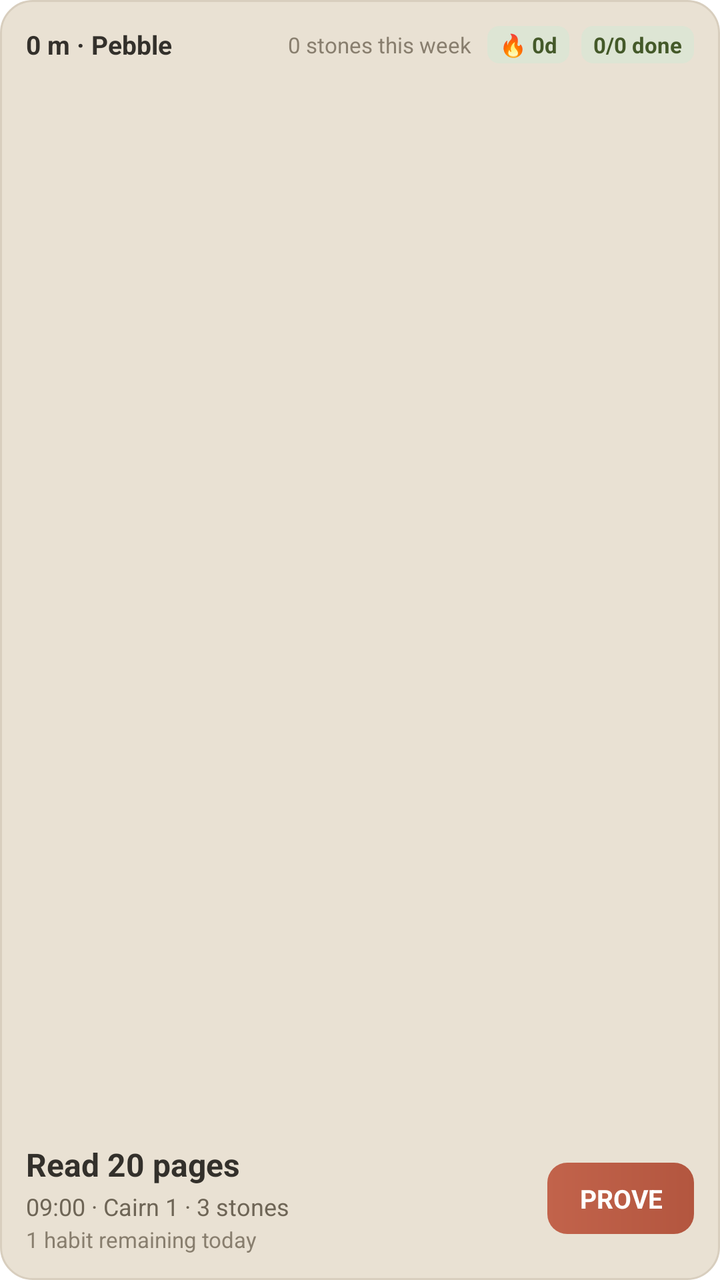
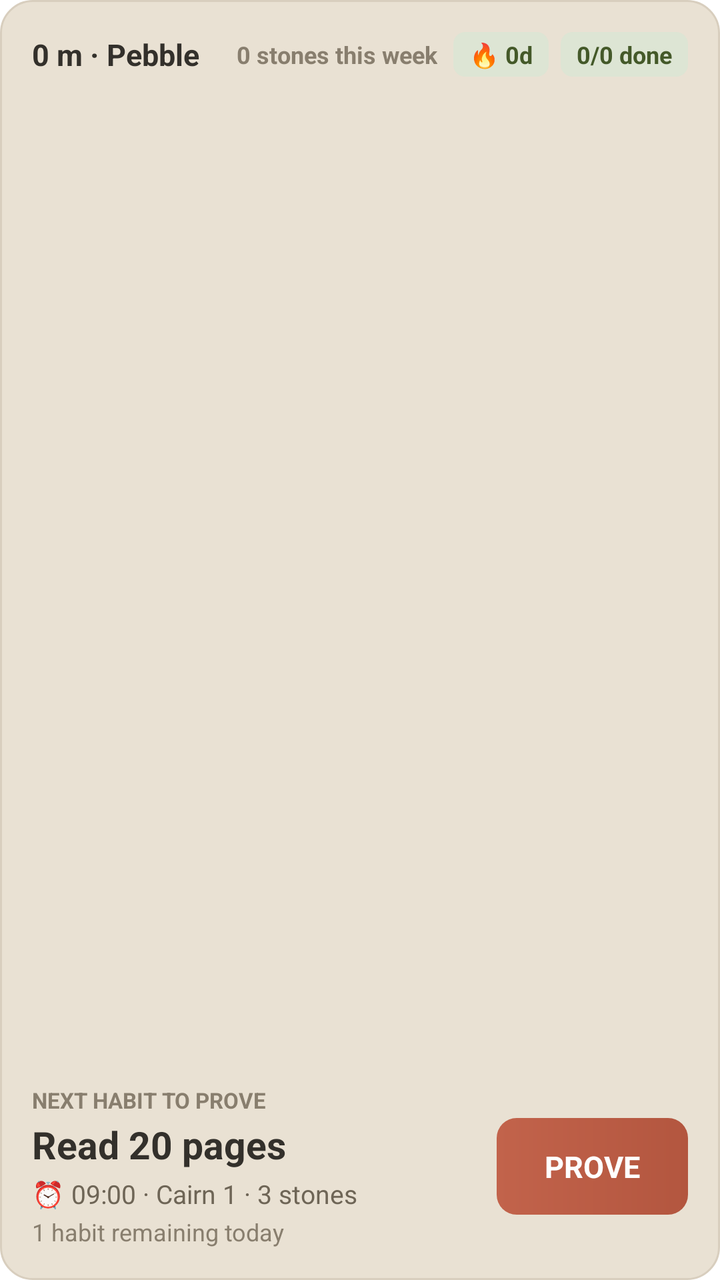

Screens rendered from an Android XML layout before and after an edit, with the pre-edit source and the edit as a unified diff.
<!-- AndroidManifest.xml: fallback theme Theme.MaterialComponents.DayNight.NoActionBar -->
<!-- res/layout/cairn_next_habit_widget.xml -->
<?xml version="1.0" encoding="utf-8"?>
<LinearLayout xmlns:android="http://schemas.android.com/apk/res/android"
    android:id="@+id/widget_next_root"
    android:layout_width="match_parent"
    android:layout_height="match_parent"
    android:background="@drawable/widget_card_background"
    android:orientation="vertical"
    android:padding="13dp">

    
    <LinearLayout
        android:layout_width="match_parent"
        android:layout_height="wrap_content"
        android:gravity="center_vertical"
        android:orientation="horizontal">

        <TextView
            android:id="@+id/widget_header_altitude"
            android:layout_width="0dp"
            android:layout_height="wrap_content"
            android:layout_weight="1"
            android:ellipsize="end"
            android:maxLines="1"
            android:text="0 m · Pebble"
            android:textColor="#33302B"
            android:textSize="13sp"
            android:textStyle="bold" />

        <TextView
            android:id="@+id/widget_header_week"
            android:layout_width="wrap_content"
            android:layout_height="wrap_content"
            android:layout_marginEnd="8dp"
            android:text="0 stones this week"
            android:textColor="#887E6E"
            android:textSize="11sp" />

        <TextView
            android:id="@+id/widget_header_streak"
            android:layout_width="wrap_content"
            android:layout_height="wrap_content"
            android:layout_marginEnd="6dp"
            android:background="@drawable/widget_chip_sage"
            android:paddingStart="6dp"
            android:paddingEnd="6dp"
            android:paddingTop="2dp"
            android:paddingBottom="2dp"
            android:text="🔥 0d"
            android:textColor="#445929"
            android:textSize="11sp"
            android:textStyle="bold" />

        <TextView
            android:id="@+id/widget_remaining_badge"
            android:layout_width="wrap_content"
            android:layout_height="wrap_content"
            android:background="@drawable/widget_chip_sage"
            android:paddingStart="6dp"
            android:paddingEnd="6dp"
            android:paddingTop="2dp"
            android:paddingBottom="2dp"
            android:text="0/0 done"
            android:textColor="#445929"
            android:textSize="11sp"
            android:textStyle="bold" />
    </LinearLayout>

    <FrameLayout
        android:layout_width="match_parent"
        android:layout_height="0dp"
        android:layout_weight="1" />

    
    <LinearLayout
        android:id="@+id/widget_habit_content"
        android:layout_width="match_parent"
        android:layout_height="wrap_content"
        android:gravity="center_vertical"
        android:orientation="horizontal">

        <LinearLayout
            android:layout_width="0dp"
            android:layout_height="wrap_content"
            android:layout_weight="1"
            android:orientation="vertical">

            <TextView
                android:id="@+id/widget_habit_title"
                android:layout_width="wrap_content"
                android:layout_height="wrap_content"
                android:ellipsize="end"
                android:maxLines="1"
                android:text="Read 20 pages"
                android:textColor="#33302B"
                android:textSize="16sp"
                android:textStyle="bold" />

            <TextView
                android:id="@+id/widget_cairn_meta"
                android:layout_width="wrap_content"
                android:layout_height="wrap_content"
                android:layout_marginTop="2dp"
                android:text="09:00 · Cairn 1 · 3 stones"
                android:textColor="#6E6556"
                android:textSize="12sp" />

            <TextView
                android:id="@+id/widget_habit_status_detail"
                android:layout_width="wrap_content"
                android:layout_height="wrap_content"
                android:layout_marginTop="1dp"
                android:text="1 habit remaining today"
                android:textColor="#887E6E"
                android:textSize="11sp" />
        </LinearLayout>

        <TextView
            android:id="@+id/widget_btn_prove"
            android:layout_width="wrap_content"
            android:layout_height="wrap_content"
            android:layout_marginStart="12dp"
            android:background="@drawable/widget_button_terracotta"
            android:gravity="center"
            android:paddingStart="16dp"
            android:paddingEnd="16dp"
            android:paddingTop="9dp"
            android:paddingBottom="9dp"
            android:text="PROVE"
            android:textColor="#FFFFFF"
            android:textSize="13sp"
            android:textStyle="bold" />
    </LinearLayout>

    
    <LinearLayout
        android:id="@+id/widget_all_done_content"
        android:layout_width="match_parent"
        android:layout_height="wrap_content"
        android:gravity="center_vertical"
        android:orientation="horizontal"
        android:visibility="gone">

        <LinearLayout
            android:layout_width="0dp"
            android:layout_height="wrap_content"
            android:layout_weight="1"
            android:orientation="vertical">

            <TextView
                android:layout_width="wrap_content"
                android:layout_height="wrap_content"
                android:text="All stones placed today"
                android:textColor="#33302B"
                android:textSize="16sp"
                android:textStyle="bold" />

            <TextView
                android:id="@+id/widget_all_done_streak"
                android:layout_width="wrap_content"
                android:layout_height="wrap_content"
                android:layout_marginTop="2dp"
                android:text="🔥 Streak safe · All habits completed"
                android:textColor="#6E6556"
                android:textSize="12sp" />
        </LinearLayout>
    </LinearLayout>

    
    <LinearLayout
        android:id="@+id/widget_empty_content"
        android:layout_width="match_parent"
        android:layout_height="wrap_content"
        android:gravity="center_vertical"
        android:orientation="horizontal"
        android:visibility="gone">

        <LinearLayout
            android:layout_width="0dp"
            android:layout_height="wrap_content"
            android:layout_weight="1"
            android:orientation="vertical">

            <TextView
                android:layout_width="wrap_content"
                android:layout_height="wrap_content"
                android:text="No habits scheduled today"
                android:textColor="#33302B"
                android:textSize="15sp"
                android:textStyle="bold" />

            <TextView
                android:layout_width="wrap_content"
                android:layout_height="wrap_content"
                android:layout_marginTop="2dp"
                android:text="Tap to create a new habit"
                android:textColor="#6E6556"
                android:textSize="12sp" />
        </LinearLayout>

        <TextView
            android:id="@+id/widget_btn_add_habit"
            android:layout_width="wrap_content"
            android:layout_height="wrap_content"
            android:layout_marginStart="12dp"
            android:background="@drawable/widget_button_sage"
            android:gravity="center"
            android:paddingStart="16dp"
            android:paddingEnd="16dp"
            android:paddingTop="9dp"
            android:paddingBottom="9dp"
            android:text="+ NEW"
            android:textColor="#FFFFFF"
            android:textSize="13sp"
            android:textStyle="bold" />
    </LinearLayout>
</LinearLayout>
<!-- resources referenced by this layout -->
<resources>
  <!-- drawable widget_button_sage (drawable) -->
  <?xml version="1.0" encoding="utf-8"?>
  <shape xmlns:android="http://schemas.android.com/apk/res/android"
      android:shape="rectangle">
      <solid android:color="#7D9159"/>
      <corners android:radius="10dp"/>
  </shape>
  <!-- drawable widget_button_terracotta (drawable) -->
  <?xml version="1.0" encoding="utf-8"?>
  <shape xmlns:android="http://schemas.android.com/apk/res/android"
      android:shape="rectangle">
      <gradient
          android:angle="0"
          android:startColor="#C2634B"
          android:endColor="#B3563F"
          android:type="linear"/>
      <corners android:radius="10dp"/>
  </shape>
  <!-- drawable widget_card_background (drawable) -->
  <?xml version="1.0" encoding="utf-8"?>
  <shape xmlns:android="http://schemas.android.com/apk/res/android"
      android:shape="rectangle">
      <solid android:color="#E9E1D3"/>
      <stroke
          android:width="1dp"
          android:color="#D8CEBE"/>
      <corners android:radius="16dp"/>
  </shape>
  <!-- drawable widget_chip_sage (drawable) -->
  <?xml version="1.0" encoding="utf-8"?>
  <shape xmlns:android="http://schemas.android.com/apk/res/android"
      android:shape="rectangle">
      <solid android:color="#DDE5D4"/>
      <corners android:radius="6dp"/>
  </shape>
</resources>

<!-- the commit's change to res/layout/cairn_next_habit_widget.xml (unified diff, before → after) -->
@@ -5,7 +5,7 @@
     android:layout_height="match_parent"
     android:background="@drawable/widget_card_background"
     android:orientation="vertical"
-    android:padding="13dp">
+    android:padding="16dp">
 
     
     <LinearLayout
@@ -23,7 +23,7 @@
             android:maxLines="1"
             android:text="0 m · Pebble"
             android:textColor="#33302B"
-            android:textSize="13sp"
+            android:textSize="15sp"
             android:textStyle="bold" />
 
         <TextView
@@ -33,7 +33,8 @@
             android:layout_marginEnd="8dp"
             android:text="0 stones this week"
             android:textColor="#887E6E"
-            android:textSize="11sp" />
+            android:textSize="12sp"
+            android:textStyle="bold" />
 
         <TextView
             android:id="@+id/widget_header_streak"
@@ -41,13 +42,13 @@
             android:layout_height="wrap_content"
             android:layout_marginEnd="6dp"
             android:background="@drawable/widget_chip_sage"
-            android:paddingStart="6dp"
-            android:paddingEnd="6dp"
-            android:paddingTop="2dp"
-            android:paddingBottom="2dp"
+            android:paddingStart="8dp"
+            android:paddingEnd="8dp"
+            android:paddingTop="3dp"
+            android:paddingBottom="3dp"
             android:text="🔥 0d"
             android:textColor="#445929"
-            android:textSize="11sp"
+            android:textSize="12sp"
             android:textStyle="bold" />
 
         <TextView
@@ -55,13 +56,13 @@
             android:layout_width="wrap_content"
             android:layout_height="wrap_content"
             android:background="@drawable/widget_chip_sage"
-            android:paddingStart="6dp"
-            android:paddingEnd="6dp"
-            android:paddingTop="2dp"
-            android:paddingBottom="2dp"
+            android:paddingStart="8dp"
+            android:paddingEnd="8dp"
+            android:paddingTop="3dp"
+            android:paddingBottom="3dp"
             android:text="0/0 done"
             android:textColor="#445929"
-            android:textSize="11sp"
+            android:textSize="12sp"
             android:textStyle="bold" />
     </LinearLayout>
 
@@ -85,55 +86,108 @@
             android:orientation="vertical">
 
             <TextView
+                android:layout_width="wrap_content"
+                android:layout_height="wrap_content"
+                android:text="NEXT HABIT TO PROVE"
+                android:textColor="#887E6E"
+                android:textSize="11sp"
+                android:textStyle="bold" />
+
+            <TextView
                 android:id="@+id/widget_habit_title"
                 android:layout_width="wrap_content"
                 android:layout_height="wrap_content"
+                android:layout_marginTop="2dp"
                 android:ellipsize="end"
                 android:maxLines="1"
                 android:text="Read 20 pages"
                 android:textColor="#33302B"
-                android:textSize="16sp"
+                android:textSize="19sp"
                 android:textStyle="bold" />
 
             <TextView
                 android:id="@+id/widget_cairn_meta"
                 android:layout_width="wrap_content"
                 android:layout_height="wrap_content"
-                android:layout_marginTop="2dp"
-                android:text="09:00 · Cairn 1 · 3 stones"
+                android:layout_marginTop="3dp"
+                android:text="⏰ 09:00 · Cairn 1 · 3 stones"
                 android:textColor="#6E6556"
+                android:textSize="13sp" />
+
+            <TextView
+                android:id="@+id/widget_habit_status_detail"
+                android:layout_width="wrap_content"
+                android:layout_height="wrap_content"
+                android:layout_marginTop="2dp"
+                android:text="1 habit remaining today"
+                android:textColor="#887E6E"
                 android:textSize="12sp" />
-
-            <TextView
-                android:id="@+id/widget_habit_status_detail"
-                android:layout_width="wrap_content"
-                android:layout_height="wrap_content"
-                android:layout_marginTop="1dp"
-                android:text="1 habit remaining today"
-                android:textColor="#887E6E"
-                android:textSize="11sp" />
         </LinearLayout>
 
         <TextView
             android:id="@+id/widget_btn_prove"
             android:layout_width="wrap_content"
             android:layout_height="wrap_content"
-            android:layout_marginStart="12dp"
+            android:layout_marginStart="14dp"
             android:background="@drawable/widget_button_terracotta"
             android:gravity="center"
-            android:paddingStart="16dp"
-            android:paddingEnd="16dp"
-            android:paddingTop="9dp"
-            android:paddingBottom="9dp"
+            android:paddingStart="24dp"
+            android:paddingEnd="24dp"
+            android:paddingTop="14dp"
+            android:paddingBottom="14dp"
             android:text="PROVE"
             android:textColor="#FFFFFF"
-            android:textSize="13sp"
+            android:textSize="15sp"
             android:textStyle="bold" />
     </LinearLayout>
 
     
     <LinearLayout
         android:id="@+id/widget_all_done_content"
+        android:layout_width="match_parent"
+        android:layout_height="wrap_content"
+        android:gravity="center_vertical"
+        android:orientation="vertical"
+        android:visibility="gone">
+
+        <TextView
+            android:layout_width="wrap_content"
+            android:layout_height="wrap_content"
+            android:text="TODAY COMPLETE"
+            android:textColor="#887E6E"
+            android:textSize="11sp"
+            android:textStyle="bold" />
+
+        <TextView
+            android:layout_width="wrap_content"
+            android:layout_height="wrap_content"
+            android:layout_marginTop="2dp"
+            android:text="All Stones Placed Today!"
+            android:textColor="#33302B"
+            android:textSize="19sp"
+            android:textStyle="bold" />
+
+        <TextView
+            android:id="@+id/widget_all_done_streak"
+            android:layout_width="wrap_content"
+            android:layout_height="wrap_content"
+            android:layout_marginTop="3dp"
+            android:text="🔥 Streak safe · All habits completed"
+            android:textColor="#6E6556"
+            android:textSize="13sp" />
+
+        <TextView
+            android:layout_width="wrap_content"
+            android:layout_height="wrap_content"
+            android:layout_marginTop="2dp"
+            android:text="Tap to review your trail and statistics"
+            android:textColor="#887E6E"
+            android:textSize="12sp" />
+    </LinearLayout>
+
+    
+    <LinearLayout
+        android:id="@+id/widget_empty_content"
         android:layout_width="match_parent"
         android:layout_height="wrap_content"
         android:gravity="center_vertical"
@@ -149,68 +203,51 @@
             <TextView
                 android:layout_width="wrap_content"
                 android:layout_height="wrap_content"
-                android:text="All stones placed today"
+                android:text="DAILY TRAIL"
+                android:textColor="#887E6E"
+                android:textSize="11sp"
+                android:textStyle="bold" />
+
+            <TextView
+                android:layout_width="wrap_content"
+                android:layout_height="wrap_content"
+                android:layout_marginTop="2dp"
+                android:text="Start Today's Climb"
                 android:textColor="#33302B"
-                android:textSize="16sp"
-                android:textStyle="bold" />
-
-            <TextView
-                android:id="@+id/widget_all_done_streak"
-                android:layout_width="wrap_content"
-                android:layout_height="wrap_content"
-                android:layout_marginTop="2dp"
-                android:text="🔥 Streak safe · All habits completed"
+                android:textSize="19sp"
+                android:textStyle="bold" />
+
+            <TextView
+                android:layout_width="wrap_content"
+                android:layout_height="wrap_content"
+                android:layout_marginTop="3dp"
+                android:text="No habits scheduled yet today"
                 android:textColor="#6E6556"
+                android:textSize="13sp" />
+
+            <TextView
+                android:layout_width="wrap_content"
+                android:layout_height="wrap_content"
+                android:layout_marginTop="2dp"
+                android:text="Add your daily rituals and climb ranks"
+                android:textColor="#887E6E"
                 android:textSize="12sp" />
         </LinearLayout>
-    </LinearLayout>
-
-    
-    <LinearLayout
-        android:id="@+id/widget_empty_content"
-        android:layout_width="match_parent"
-        android:layout_height="wrap_content"
-        android:gravity="center_vertical"
-        android:orientation="horizontal"
-        android:visibility="gone">
-
-        <LinearLayout
-            android:layout_width="0dp"
-            android:layout_height="wrap_content"
-            android:layout_weight="1"
-            android:orientation="vertical">
-
-            <TextView
-                android:layout_width="wrap_content"
-                android:layout_height="wrap_content"
-                android:text="No habits scheduled today"
-                android:textColor="#33302B"
-                android:textSize="15sp"
-                android:textStyle="bold" />
-
-            <TextView
-                android:layout_width="wrap_content"
-                android:layout_height="wrap_content"
-                android:layout_marginTop="2dp"
-                android:text="Tap to create a new habit"
-                android:textColor="#6E6556"
-                android:textSize="12sp" />
-        </LinearLayout>
 
         <TextView
             android:id="@+id/widget_btn_add_habit"
             android:layout_width="wrap_content"
             android:layout_height="wrap_content"
-            android:layout_marginStart="12dp"
+            android:layout_marginStart="14dp"
             android:background="@drawable/widget_button_sage"
             android:gravity="center"
-            android:paddingStart="16dp"
-            android:paddingEnd="16dp"
-            android:paddingTop="9dp"
-            android:paddingBottom="9dp"
-            android:text="+ NEW"
+            android:paddingStart="20dp"
+            android:paddingEnd="20dp"
+            android:paddingTop="14dp"
+            android:paddingBottom="14dp"
+            android:text="+ HABIT"
             android:textColor="#FFFFFF"
-            android:textSize="13sp"
+            android:textSize="15sp"
             android:textStyle="bold" />
     </LinearLayout>
 </LinearLayout>
